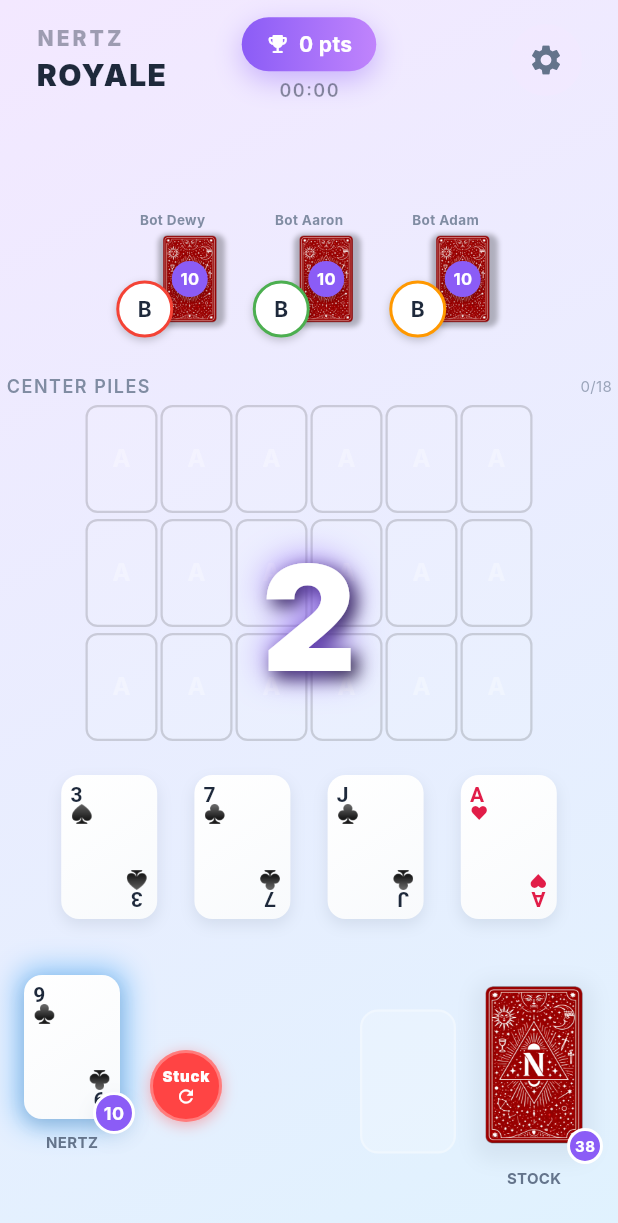
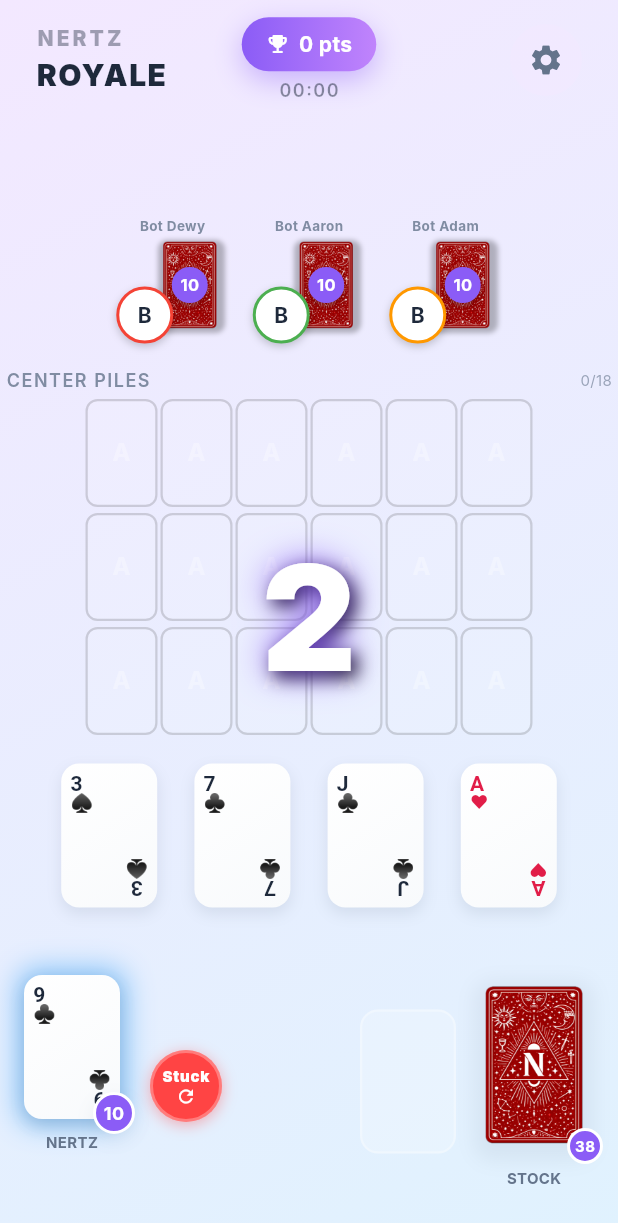
Before and after one commit to alexxtronic/nertzapp, a Flutter app: the screen it shows once a user with an empty profile is signed in, after a tap on "Play Offline", on a phone screen of 412 x 824 dp. Shown: the top 1223 px of the screen. Run offline on Flutter 3.47's test engine with Material 3 defaults, Android fonts, the phone set to English and light mode, and no system bars; our stand-ins replace audioplayers, confetti, flutter_image_compress, flutter_riverpod, image_picker, supabase_flutter; accounts and stored records are empty; network calls fail; Roboto replaces fonts that are missing (Inter, SF Pro Rounded).

Commit message:
UX: Increase cascade offset to 24.0 (fix touch target), Adjust layout spacing

```diff
--- a/lib/ui/widgets/game_board.dart
+++ b/lib/ui/widgets/game_board.dart
@@ -523,13 +523,13 @@ class _GameBoardState extends State<GameBoard> with TickerProviderStateMixin {
                         mainAxisAlignment: MainAxisAlignment.center, // Center vertical content
                         children: [
                           _buildHeader(player),
-                          const Spacer(flex: 3), // PUSH OPPONENTS DOWN
+                          const Spacer(flex: 4), // PUSH OPPONENTS DOWN (More)
                           _buildOpponentsRow(),
-                          const SizedBox(height: 16), // Closer to Center Piles
+                          const SizedBox(height: 8), // Tighter to Center Piles
                           _buildCenterArea(),
                           const Spacer(flex: 1), // Gap between center and work
                           _buildWorkPiles(context, player),
-                          const Spacer(flex: 2), // PUSH WORK PILES UP (away from Hand)
+                          const Spacer(flex: 3), // PUSH WORK PILES UP (More away from Hand)
                           _buildPlayerHand(player),
                           const SizedBox(height: 32), // Keep Stock/Nertz at bottom
                         ],
@@ -1276,8 +1276,8 @@ class _GameBoardState extends State<GameBoard> with TickerProviderStateMixin {
     }
 
     // Condensed cascade view with Stack Dragging Support
-    // Scale down offset to show only a slice (header) of buried cards
-    const double cascadeOffset = 12.0;
+    // Increased offset to 24.0 for better touch target (12.0 was too small)
+    const double cascadeOffset = 24.0;
 
     // Calculate total height to ensure SizedBox is large enough
     double totalHeight = GameTheme.cardHeight + ((pile.length - 1) * cascadeOffset);
```
